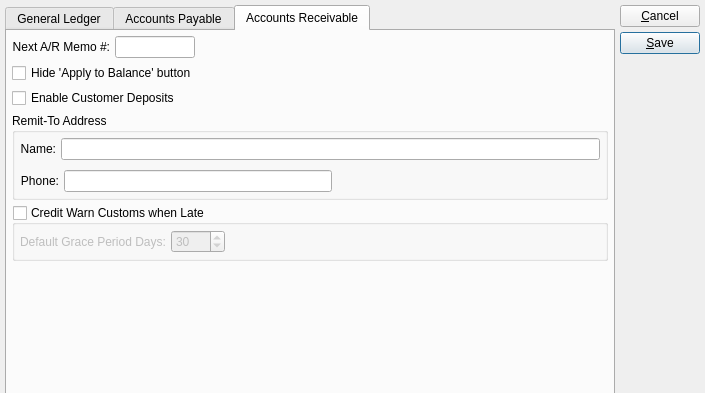
Above: guiclient/configureGL.ui from Pegasus-RPG/xtuple-client before the change; both pictures show x 0 to 705 and y 0 to 393 of the 705 by 596 pixel window. Below: the same form after it.
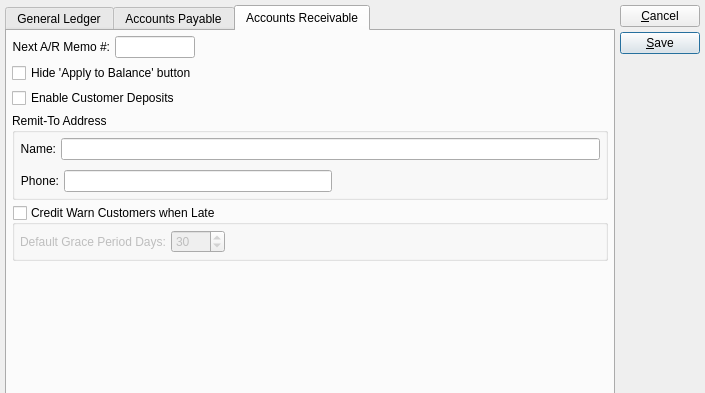
That is the form after the change. The open tabs and pages were chosen to show the change. Custom widgets are drawn as their Qt base class.

Commit message: fixed label typo on screen

The edit to the form file:
```diff
--- a/guiclient/configureGL.ui
+++ b/guiclient/configureGL.ui
@@ -906,7 +906,7 @@
            <item>
             <widget class="QGroupBox" name="_warnLate" >
              <property name="title" >
-              <string>Credit Warn Customs when Late</string>
+              <string>Credit Warn Customers when Late</string>
              </property>
              <property name="checkable" >
               <bool>true</bool>
```
